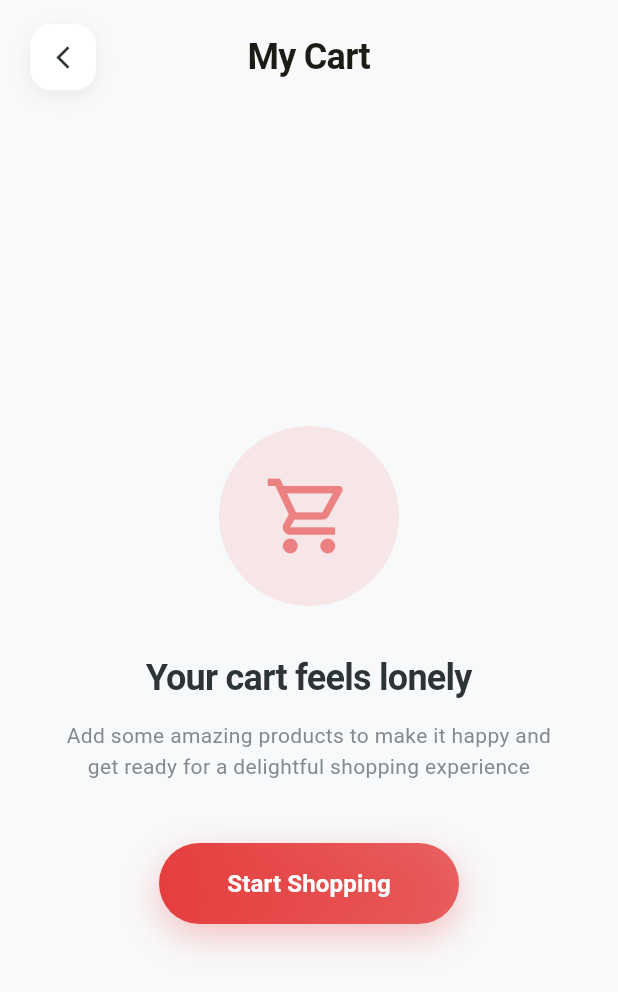
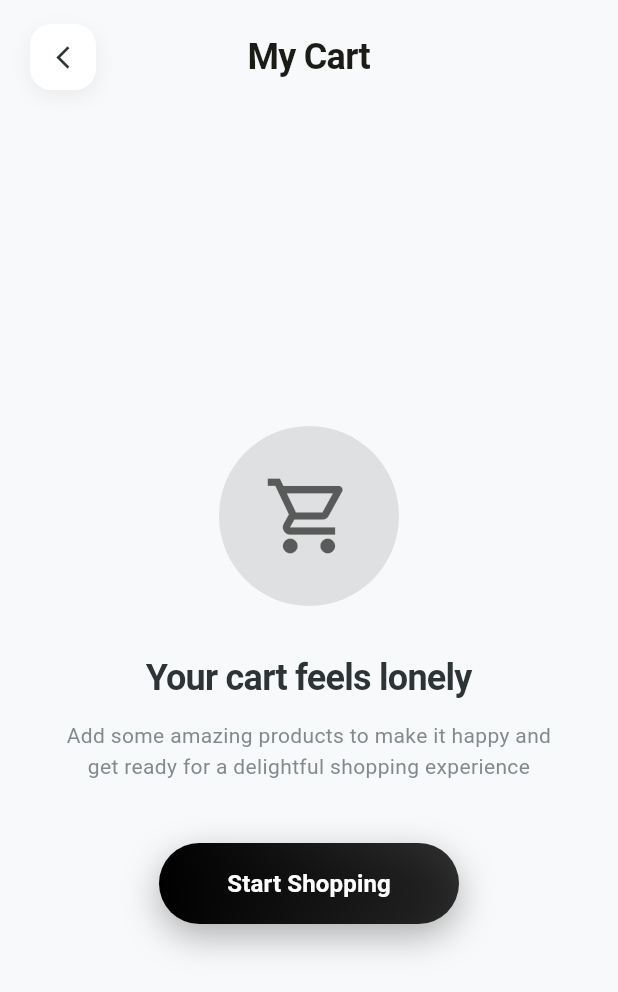
Before and after one commit to rohitsharma342/vkpgl, a Flutter app: the ShoppingCartScreen screen opened directly, on a phone screen of 412 x 824 dp. Shown: the top 992 px of the screen. Run offline on Flutter 3.47's test engine with Material 3 defaults, Android fonts, the phone set to English and light mode, and no system bars; our stand-ins replace badges, cached_network_image, carousel_slider, flutter_rating_bar, get; network calls fail.

Commit message:
Updated project for vkpgl

```diff
--- a/lib/utils/theme.dart
+++ b/lib/utils/theme.dart
@@ -1,27 +1,27 @@
 import 'package:flutter/material.dart';
 
 class AppTheme {
-  static const Color primaryColor = Color(0xFFE53E3E);
+  static const Color primaryColor = Color(0xFF000000);
   static const Color backgroundColor = Color(0xFFF8F9FA);
   static const Color cardColor = Colors.white;
   static const Color textPrimary = Color(0xFF2D3436);
   static const Color textSecondary = Color(0xFF636E72);
-  static const Color accentColor = Color(0xFFE53E3E);
+  static const Color accentColor = Color(0xFF000000);
   static const Color errorColor = Color(0xFFE17055);
   static const Color successColor = Color(0xFF00B894);
 
   static ThemeData lightTheme = ThemeData(
-    primarySwatch: MaterialColor(0xFFE53E3E, {
-      50: const Color(0xFFFEF5F5),
-      100: const Color(0xFFFED7D7),
-      200: const Color(0xFFFEB2B2),
-      300: const Color(0xFFFC8181),
-      400: const Color(0xFFF56565),
+    primarySwatch: MaterialColor(0xFF000000, {
+      50: const Color(0xFFF5F5F5),
+      100: const Color(0xFFE0E0E0),
+      200: const Color(0xFFBDBDBD),
+      300: const Color(0xFF9E9E9E),
+      400: const Color(0xFF757575),
       500: primaryColor,
-      600: const Color(0xFFE53E3E),
-      700: const Color(0xFFC53030),
-      800: const Color(0xFF9B2C2C),
-      900: const Color(0xFF742A2A),
+      600: const Color(0xFF000000),
+      700: const Color(0xFF000000),
+      800: const Color(0xFF000000),
+      900: const Color(0xFF000000),
     }),
     primaryColor: primaryColor,
     scaffoldBackgroundColor: backgroundColor,
```
